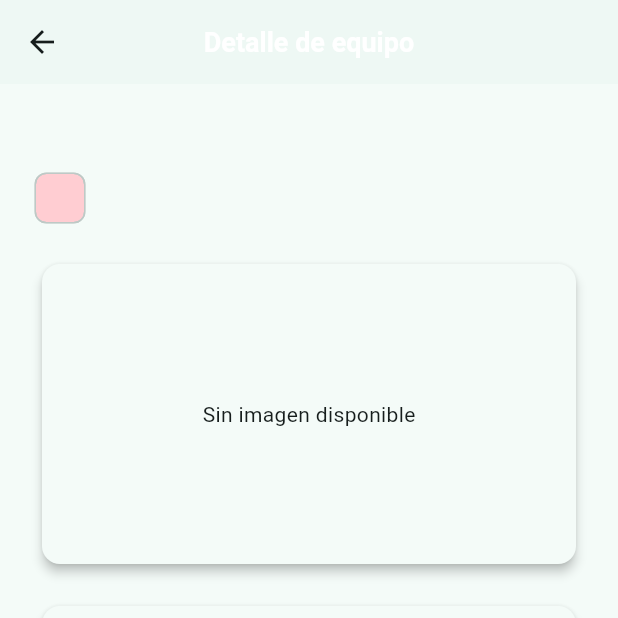
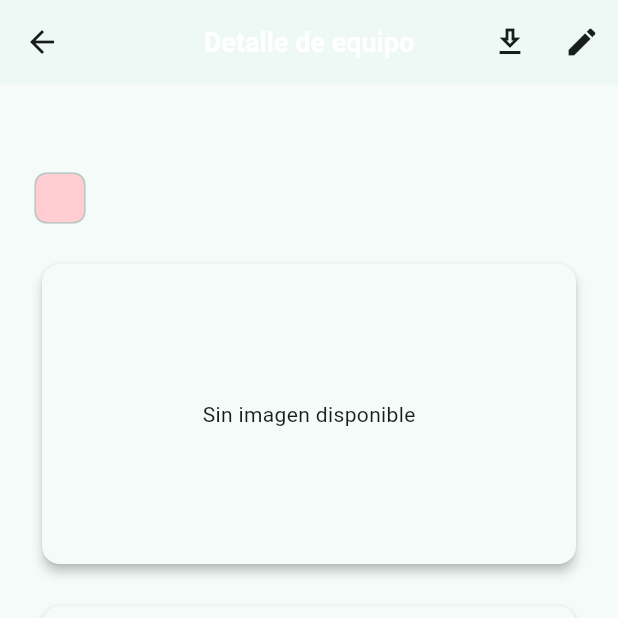
Before and after one commit to JacoboSolarte/Proyecto_flutter, a Flutter app: the EquipmentDetailPage screen opened directly with empty values, on a phone screen of 412 x 824 dp, the top half of it. Run offline on Flutter 3.47's test engine with Material 3 defaults, Android fonts, the phone set to English and light mode, and no system bars; drawn by our look-alikes of qr_flutter; our stand-ins replace file_picker, flutter_dotenv, flutter_riverpod, image_picker, supabase_flutter; missing offline and left inert: file_saver, mobile_scanner; accounts and stored records are empty.

Commit message:
actualizacion de diseño

```diff
--- a/lib/features/equipment/presentation/pages/equipment_detail_page.dart
+++ b/lib/features/equipment/presentation/pages/equipment_detail_page.dart
@@ -8,6 +8,44 @@ import 'package:intl/intl.dart';
 import '../../domain/entities/equipment.dart';
 import '../providers/equipment_providers.dart';
 import 'equipment_form_page.dart';
+
+Future<void> _downloadQrForEquipment(BuildContext context, Equipment eq) async {
+  try {
+    final painter = QrPainter(
+      data: 'equipment:${eq.id}',
+      version: QrVersions.auto,
+      gapless: true,
+      eyeStyle: const QrEyeStyle(color: Color(0xFF000000)),
+      dataModuleStyle: const QrDataModuleStyle(color: Color(0xFF000000)),
+    );
+    final byteData = await painter.toImageData(1024, format: ui.ImageByteFormat.png);
+    final bytes = byteData?.buffer.asUint8List();
+    if (bytes == null) {
+      throw Exception('No se pudo generar la imagen del QR');
+    }
+    final sanitizedName = eq.name
+        .trim()
+        .replaceAll(RegExp(r'[\\/:*?"<>|]'), '-')
+        .replaceAll(RegExp(r'\s+'), '_');
+    await FileSaver.instance.saveFile(
+      name: 'equipment_${sanitizedName}_${eq.id}',
+      bytes: bytes,
+      ext: 'png',
+      mimeType: MimeType.png,
+    );
+    if (context.mounted) {
+      ScaffoldMessenger.of(context).showSnackBar(
+        const SnackBar(content: Text('QR descargado correctamente')),
+      );
+    }
+  } catch (e) {
+    if (context.mounted) {
+      ScaffoldMessenger.of(context).showSnackBar(
+        SnackBar(content: Text('Error al descargar QR: $e')),
+      );
+    }
+  }
+}
 
 Future<String?> _fetchLatestImageUrl(String equipmentId) async {
   try {
@@ -36,12 +74,39 @@ class EquipmentDetailPage extends ConsumerWidget {
   @override
   Widget build(BuildContext context, WidgetRef ref) {
     final detail = ref.watch(equipmentDetailProvider(id));
-    return Scaffold(
-      appBar: AppBar(title: const Text('Detalle de equipo')),
-      body: detail.when(
-        loading: () => const Center(child: CircularProgressIndicator()),
-        error: (e, _) => Center(child: Text('Error: $e')),
-        data: (eq) => _DetailContent(eq: eq),
+    return detail.when(
+      loading: () => Scaffold(
+        appBar: AppBar(title: const Text('Detalle de equipo')),
+        body: const Center(child: CircularProgressIndicator()),
+      ),
+      error: (e, _) => Scaffold(
+        appBar: AppBar(title: const Text('Detalle de equipo')),
+        body: Center(child: Text('Error: $e')),
+      ),
+      data: (eq) => Scaffold(
+        appBar: AppBar(
+          title: const Text('Detalle de equipo'),
+          actions: [
+            IconButton(
+              tooltip: 'Descargar QR',
+              icon: const Icon(Icons.download_outlined),
+              onPressed: () => _downloadQrForEquipment(context, eq),
+            ),
+            IconButton(
+              tooltip: 'Editar',
+              icon: const Icon(Icons.edit),
+              onPressed: () async {
+                final updated = await Navigator.of(context).push<Equipment?>(
+                  MaterialPageRoute(builder: (_) => EquipmentFormPage(existing: eq)),
+                );
+                if (updated != null && context.mounted) {
+                  Navigator.pop(context);
+                }
+              },
+            ),
+          ],
+        ),
+        body: _DetailContent(eq: eq),
       ),
     );
   }
@@ -103,44 +168,6 @@ class _DetailContent extends StatelessWidget {
         return Icons.person_outline;
       default:
         return Icons.info_outline;
-    }
-  }
-
-  Future<void> _downloadQr(BuildContext context) async {
-    try {
-      final painter = QrPainter(
-        data: 'equipment:${eq.id}',
-        version: QrVersions.auto,
-        gapless: true,
-        eyeStyle: const QrEyeStyle(color: Color(0xFF000000)),
-        dataModuleStyle: const QrDataModuleStyle(color: Color(0xFF000000)),
-      );
-      final byteData = await painter.toImageData(1024, format: ui.ImageByteFormat.png);
-      final bytes = byteData?.buffer.asUint8List();
-      if (bytes == null) {
-        throw Exception('No se pudo generar la imagen del QR');
-      }
-      final sanitizedName = eq.name
-          .trim()
-          .replaceAll(RegExp(r'[\\/:*?"<>|]'), '-')
-          .replaceAll(RegExp(r'\s+'), '_');
-      await FileSaver.instance.saveFile(
-        name: 'equipment_${sanitizedName}_${eq.id}',
-        bytes: bytes,
-        ext: 'png',
-        mimeType: MimeType.png,
-      );
-      if (context.mounted) {
-        ScaffoldMessenger.of(context).showSnackBar(
-          const SnackBar(content: Text('QR descargado correctamente')),
-        );
-      }
-    } catch (e) {
-      if (context.mounted) {
-        ScaffoldMessenger.of(context).showSnackBar(
-          SnackBar(content: Text('Error al descargar QR: $e')),
-        );
-      }
     }
   }
 
@@ -291,28 +318,8 @@ class _DetailContent extends StatelessWidget {
               ]
             ],
             const SizedBox(height: 12),
-            Row(
-              children: [
-                ElevatedButton.icon(
-                  icon: const Icon(Icons.edit),
-                  label: const Text('Editar'),
-                  onPressed: () async {
-                    final updated = await Navigator.of(context).push<Equipment?>(
-                      MaterialPageRoute(builder: (_) => EquipmentFormPage(existing: eq)),
-                    );
-                    if (updated != null && context.mounted) {
-                      Navigator.pop(context);
-                    }
-                  },
-                ),
-                const SizedBox(width: 12),
-                OutlinedButton.icon(
-                  icon: const Icon(Icons.download),
-                  label: const Text('Descargar QR'),
-                  onPressed: () => _downloadQr(context),
-                ),
-              ],
-            ),
+            // Acciones movidas al AppBar superior derecho
+            const SizedBox(height: 12),
           ],
         ),
       ),
```
